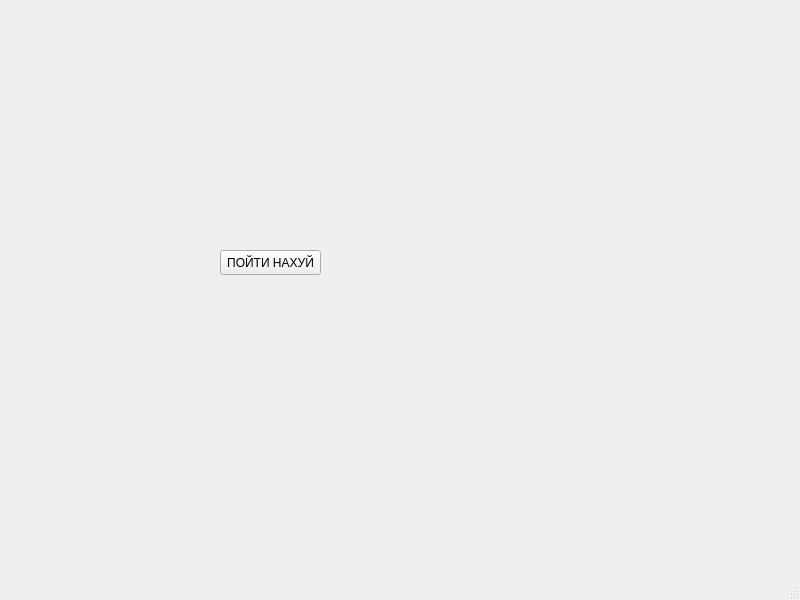
This is gui.ui in fedorusov/AdServer as Qt 5 draws it before an edit. The edited form follows.
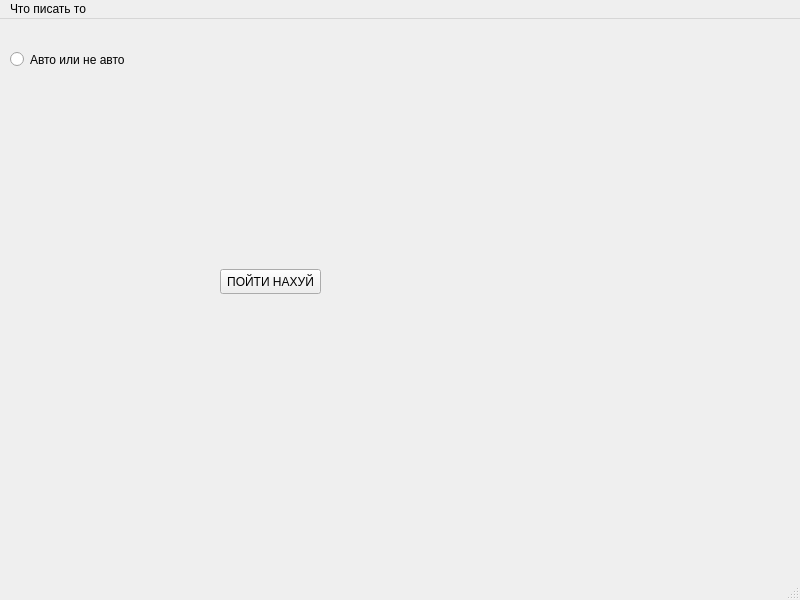
This is the edited form.

```diff
--- a/gui.ui
+++ b/gui.ui
@@ -27,6 +27,21 @@
      <string>ПОЙТИ НАХУЙ</string>
     </property>
    </widget>
+   <widget class="QRadioButton" name="radioButton">
+    <property name="geometry">
+     <rect>
+      <x>10</x>
+      <y>10</y>
+      <width>171</width>
+      <height>61</height>
+     </rect>
+    </property>
+    <property name="text">
+     <string>Авто или не авто</string>
+    </property>
+   </widget>
+   <zorder>radioButton</zorder>
+   <zorder>pushButton</zorder>
   </widget>
   <widget class="QMenuBar" name="menubar">
    <property name="geometry">
@@ -37,6 +52,16 @@
      <height>22</height>
     </rect>
    </property>
+   <widget class="QMenu" name="menu">
+    <property name="title">
+     <string>Что писать то</string>
+    </property>
+    <addaction name="action_2"/>
+    <addaction name="action_3"/>
+    <addaction name="separator"/>
+    <addaction name="action_4"/>
+   </widget>
+   <addaction name="menu"/>
   </widget>
   <widget class="QStatusBar" name="statusbar"/>
  </widget>
```
Left out of the diff: 15 changed lines with no effect on the pictures.
